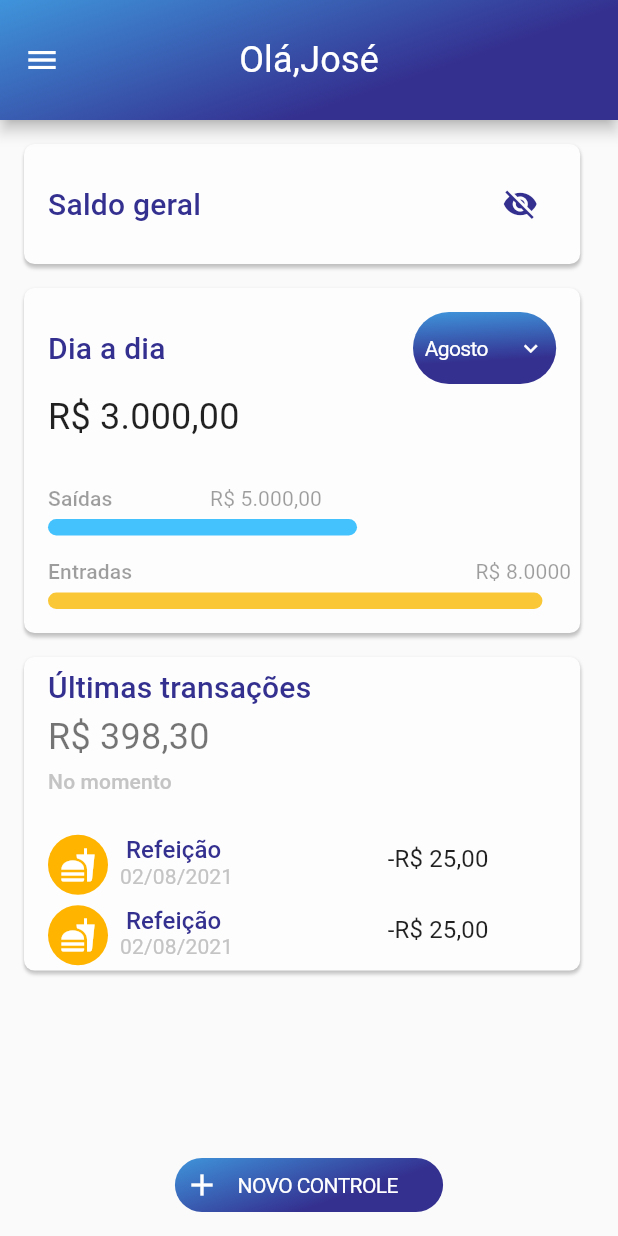
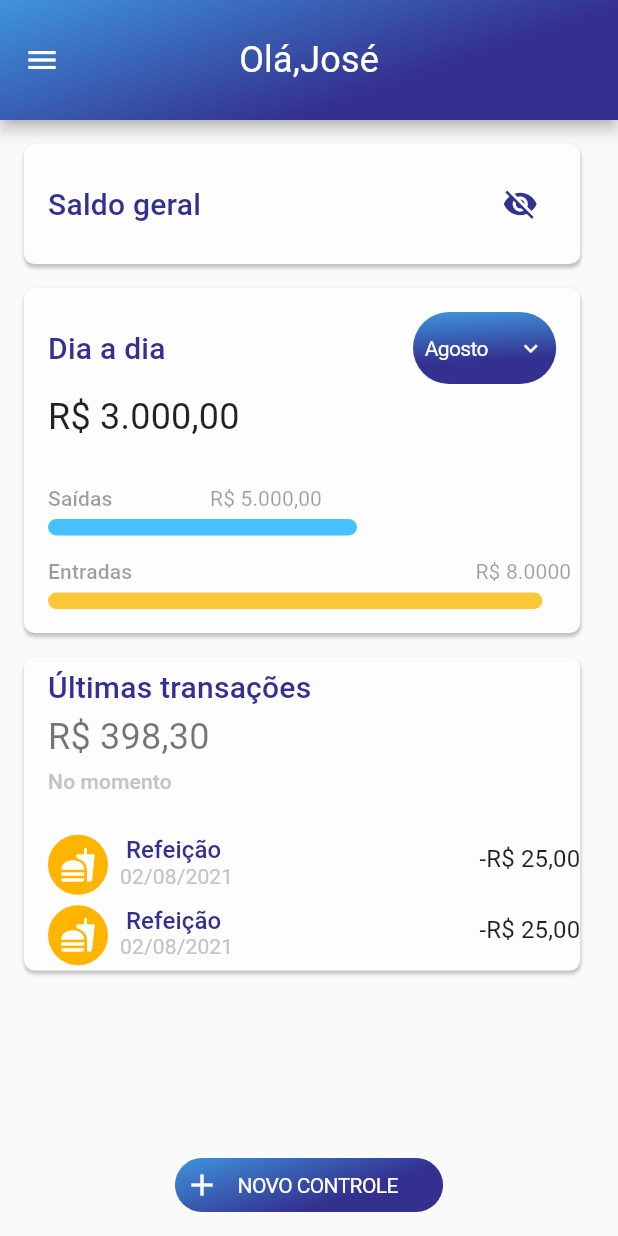
Before and after one commit to devguusta/RaroAcademy_Budget, a Flutter app: the HomePage screen opened by its route, on a phone screen of 412 x 824 dp. Run offline on Flutter 3.47's test engine with Material 2 defaults, Android fonts, the phone set to English and light mode, and no system bars; our stand-ins replace connectivity; missing offline and left inert: animated_card; project files that could hold a hidden picture were left out.

Commit message:
refactor: ajustes no card last transactions

```diff
--- a/lib/modules/home-page-filled/components/list_view_last_transactions.dart
+++ b/lib/modules/home-page-filled/components/list_view_last_transactions.dart
@@ -25,6 +25,7 @@ class _ListViewLastTransactionsState extends State<ListViewLastTransactions> {
           itemCount: 2,
           itemBuilder: (_, index) => Container(
             child: Row(
+              mainAxisAlignment: MainAxisAlignment.spaceBetween,
               mainAxisSize: MainAxisSize.max,
               children: [
                 Flex(
@@ -61,10 +62,15 @@ class _ListViewLastTransactionsState extends State<ListViewLastTransactions> {
                         ],
                       ),
                     ),
-                    SizedBox(width: size.width * 0.25),
-                    Row(
+                    // SizedBox(width: size.width * 0.25),
+
+                  ],
+                ),
+                FittedBox(
+                      fit: BoxFit.fitWidth,
+                      child: Row(
                         mainAxisAlignment: MainAxisAlignment.end,
-                      mainAxisSize: MainAxisSize.max,
+                        mainAxisSize: MainAxisSize.min,
                         children: [
                           Padding(
                             padding: const EdgeInsets.only(
@@ -76,10 +82,10 @@ class _ListViewLastTransactionsState extends State<ListViewLastTransactions> {
                           ),
                         ],
                       ),
-                  ],
                     ),
               ],
             ),
+
           ),
         ),
       ],
```
Lines whose indentation alone changed are shown as unchanged.
